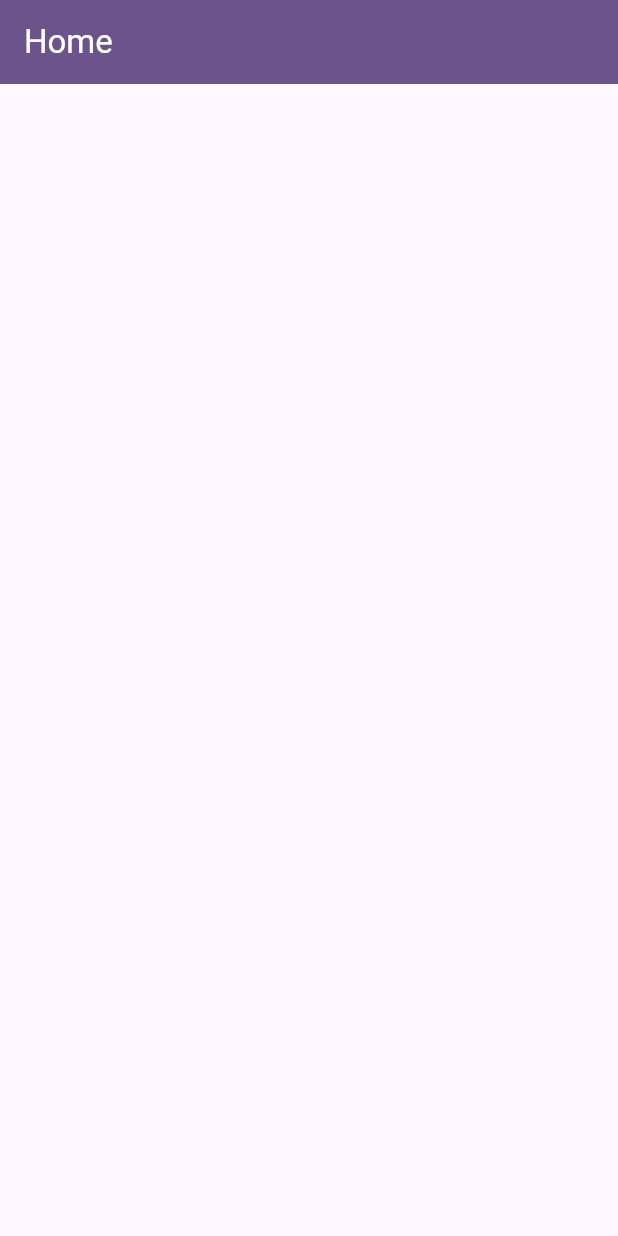
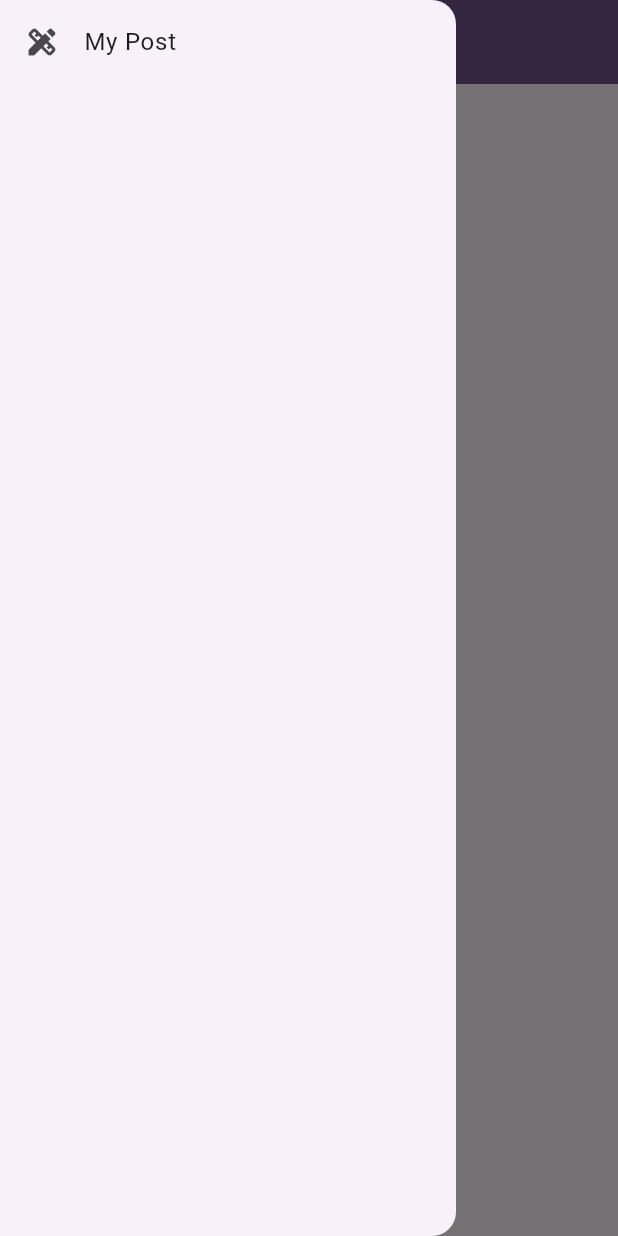
Before and after one commit to Karlcamp162/Lost-and-Found-System, a Flutter app: the screen it shows after launch, with the side drawer open (before the commit the screen has no drawer), on a phone screen of 412 x 824 dp. Run offline on Flutter 3.47's test engine with Material 3 defaults, Android fonts, the phone set to English and light mode, and no system bars.

Commit message:
angel - added addtional pages

```diff
--- a/lib/pages/home.dart
+++ b/lib/pages/home.dart
@@ -1,4 +1,5 @@
 import 'package:flutter/material.dart';
+import 'package:lost_and_found_system/profileNavigations/mypost.dart';
 
 class Home extends StatefulWidget {
   const Home({super.key});
@@ -15,6 +16,22 @@ class _HomeState extends State<Home> {
         title: const Text("Home", style: TextStyle(color: Colors.white)),
         backgroundColor: Theme.of(context).colorScheme.primary,
       ),
+      drawer: Drawer(
+        child: ListView(
+          children: [
+            ListTile(
+              leading: Icon(Icons.design_services),
+              title: Text("My Post"),
+              onTap: () {
+                Navigator.push(
+                  context,
+                  MaterialPageRoute(builder: (context) => MyPost()),
+                );
+              },
+            ),
+          ],
+        ),
+      ),
       body: SafeArea(child: Column()),
     );
   }
```
Also changed, not shown: lib/profileNavigations/mypost.dart (added, +15 -0 lines), lib/pages/loginPage.dart (added), lib/profileNavigations/aboutUs.dart (added), lib/profileNavigations/settings.dart (added).
